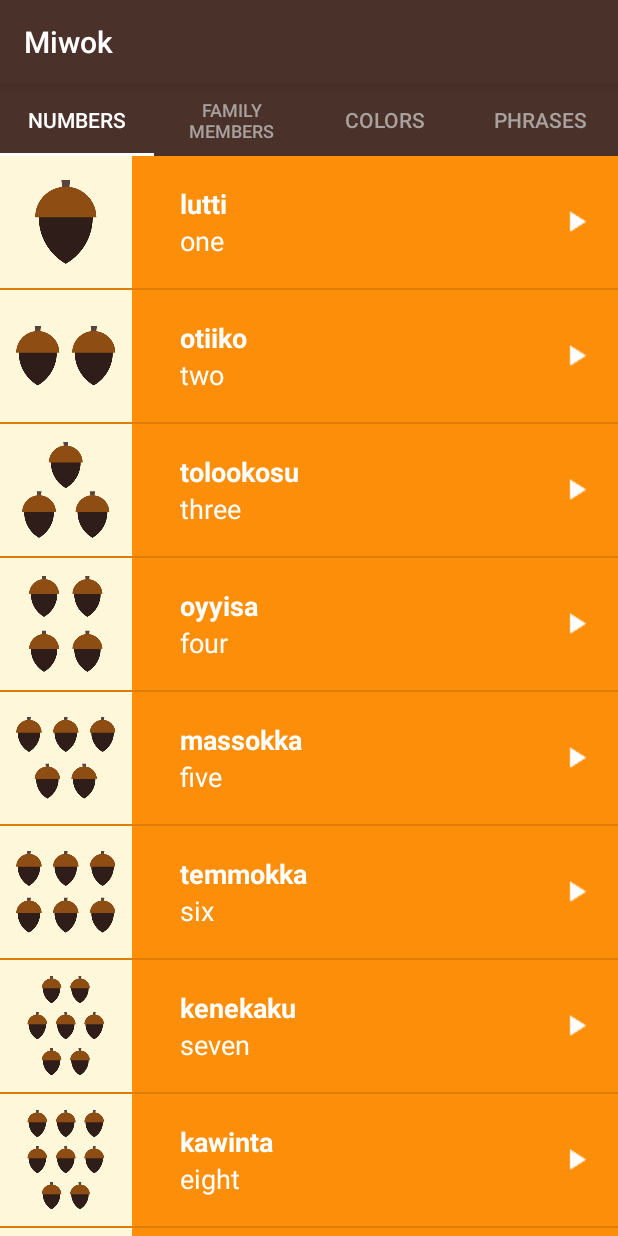
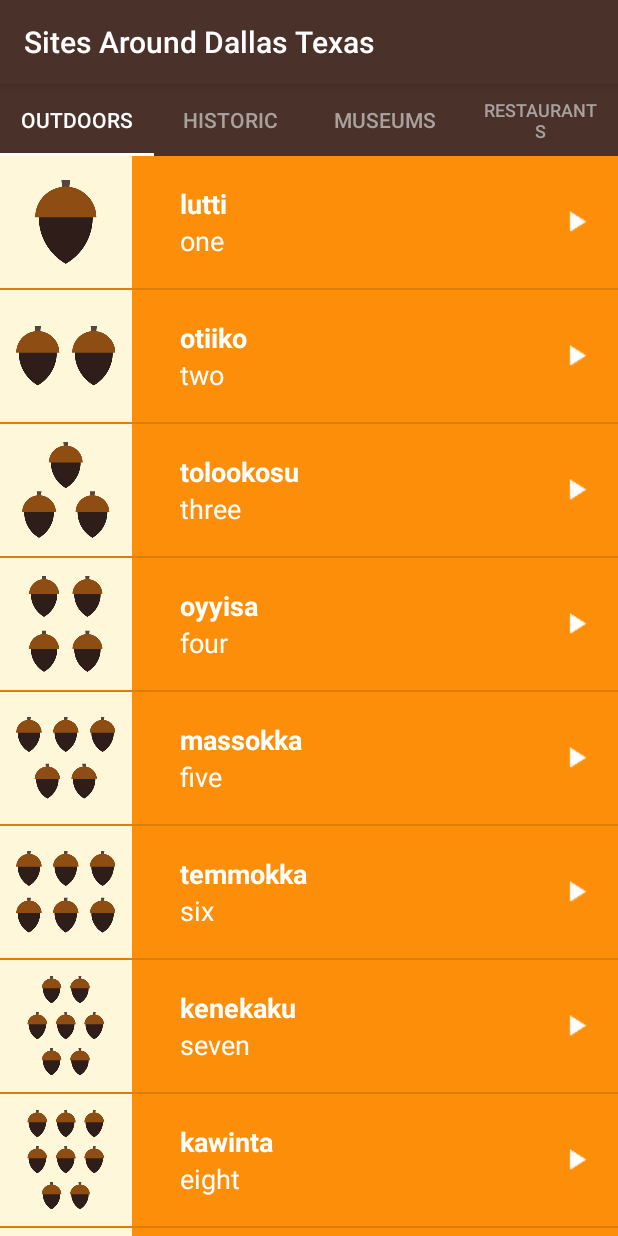
Before and after one commit to jamesyothers/tour-guide-app, an Android app: the screen it shows after launch (MainActivity), on a phone screen of 412 x 824 dp. Run offline under Robolectric (Android 15) with nearby library versions, the phone set to English and light mode, and no system bars.

Commit message:
feat: change tab names

```diff
--- a/app/src/main/res/layout/word_list.xml
+++ b/app/src/main/res/layout/word_list.xml
@@ -1,6 +1,5 @@
 <?xml version="1.0" encoding="utf-8"?>
 <ListView xmlns:android="http://schemas.android.com/apk/res/android"
-    xmlns:tools="http://schemas.android.com/tools"
     android:id="@+id/list"
     android:orientation="vertical"
     android:layout_width="match_parent"
--- a/app/src/main/res/values/strings.xml
+++ b/app/src/main/res/values/strings.xml
@@ -14,19 +14,19 @@
 -->
 <resources>
     <!-- Title for the application. [CHAR LIMIT=12] -->
-    <string name="app_name">Miwok</string>
+    <string name="app_name">Sites Around Dallas Texas</string>
 
     <!-- Category name for phrases [CHAR LIMIT=20] -->
-    <string name="category_phrases">Phrases</string>
+    <string name="category_phrases">Restaurants</string>
 
     <!-- Category name for the vocabulary words for colors [CHAR LIMIT=20] -->
-    <string name="category_colors">Colors</string>
+    <string name="category_colors">Museums</string>
 
     <!-- Category name for the vocabulary words for numbers [CHAR LIMIT=20] -->
-    <string name="category_numbers">Numbers</string>
+    <string name="category_numbers">Outdoors</string>
 
     <!-- Category name for the vocabulary words for family members [CHAR LIMIT=20] -->
-    <string name="category_family">Family Members</string>
+    <string name="category_family">Historic</string>
 
     <!-- TODO: Remove or change this placeholder text -->
     <string name="hello_blank_fragment">Hello blank fragment</string>
```
